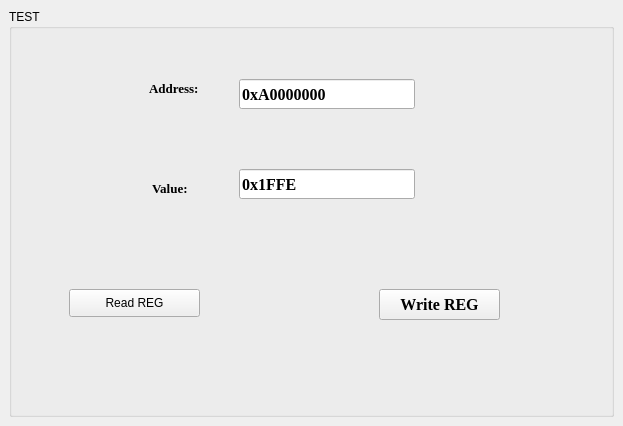
This is Link_tab/test_tab.ui in HuJingwen1211/MCISP as Qt 5 draws it before an edit. The edited form follows.
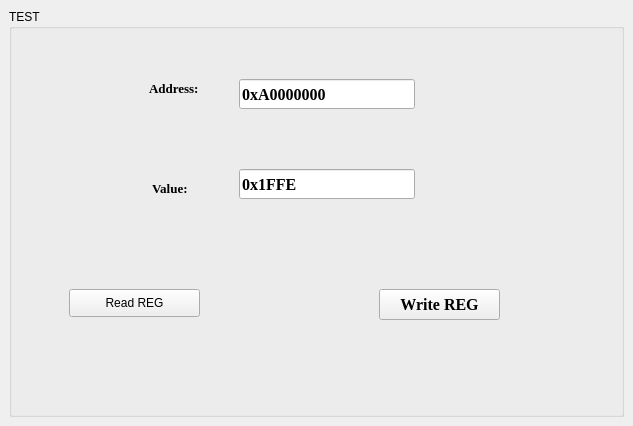
This is the edited form.

The edit to the form file:
```diff
--- a/Link_tab/test_tab.ui
+++ b/Link_tab/test_tab.ui
@@ -6,7 +6,7 @@
    <rect>
     <x>0</x>
     <y>0</y>
-    <width>623</width>
+    <width>633</width>
     <height>426</height>
    </rect>
   </property>
```
